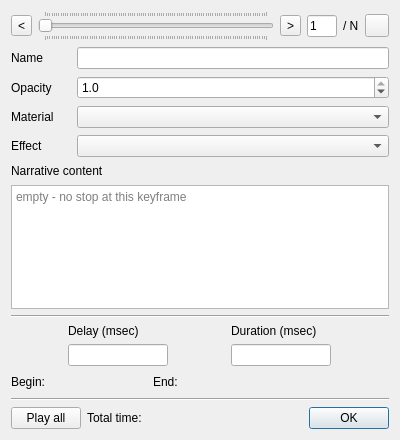
Above: ui/keyframedialog.ui from minorua/Qgis2threejs before the change. Below: the same form after it.
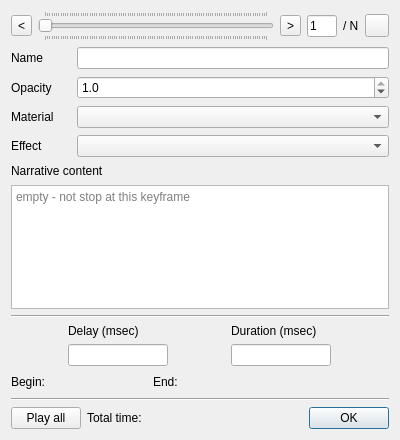
That is the form after the change.

Diff of the .ui file:
```diff
--- a/ui/keyframedialog.ui
+++ b/ui/keyframedialog.ui
@@ -197,7 +197,7 @@
      <item row="5" column="0" colspan="2">
       <widget class="QPlainTextEdit" name="plainTextEdit">
        <property name="placeholderText">
-        <string>empty - no stop at this keyframe</string>
+        <string>empty - not stop at this keyframe</string>
        </property>
       </widget>
      </item>
```
